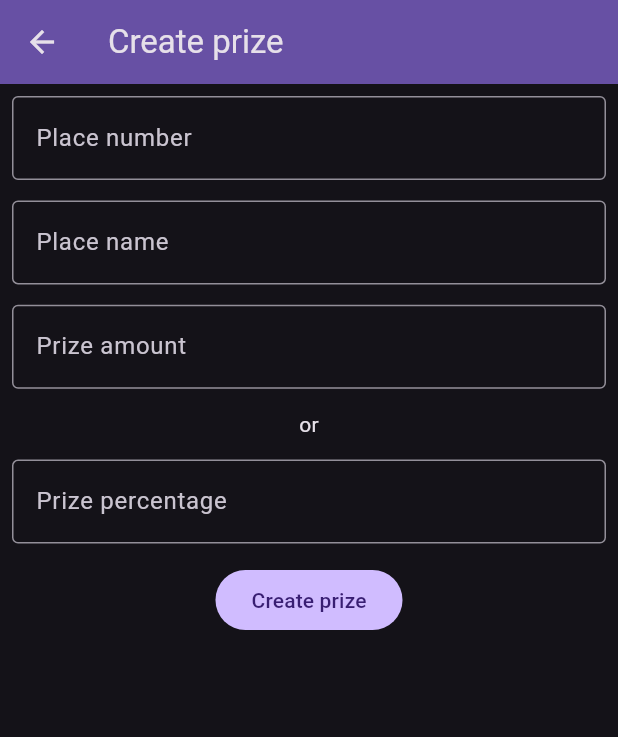
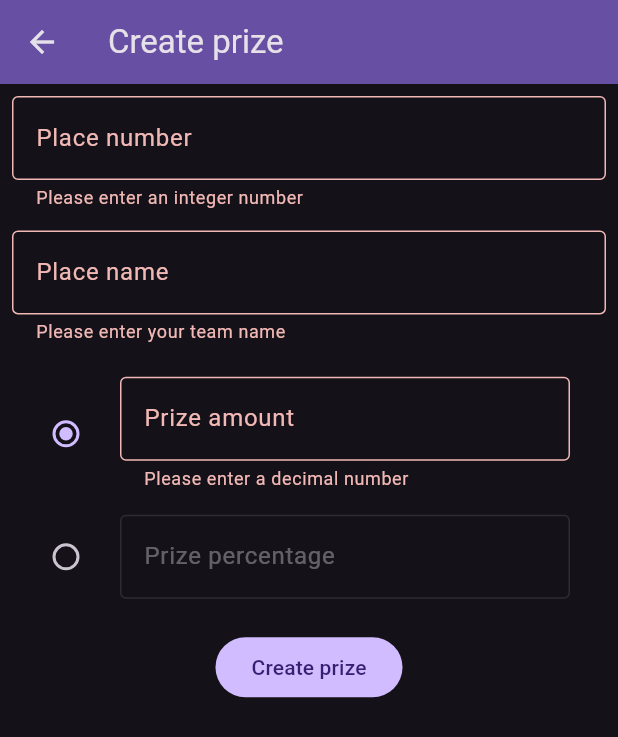
Before and after one commit to berkerozgur/tournament_tracker, a Flutter app: the CreatePrize screen opened directly, after a tap on "Create prize", on a phone screen of 412 x 824 dp. Shown: the top 737 px of the screen. Run offline on Flutter 3.47's test engine with Material 3 defaults, Android fonts, the phone set to English and light mode, and no system bars; our stand-ins replace decimal; missing offline and left inert: window_manager.

Commit message:
Refactor CreatePrize view to use StatefulWidget and implement prize type selection with validation for amount and percentage fields

```diff
--- a/lib/views/create_prize.dart
+++ b/lib/views/create_prize.dart
@@ -1,9 +1,38 @@
+import 'package:decimal/decimal.dart';
 import 'package:flutter/material.dart';
 
-class CreatePrize extends StatelessWidget {
-  CreatePrize({super.key});
+enum PrizeType { amount, percentage }
 
+// TODO: add validation for the rest of the textformfields
+class CreatePrize extends StatefulWidget {
+  const CreatePrize({super.key});
+
+  @override
+  State<CreatePrize> createState() => _CreatePrizeState();
+}
+
+class _CreatePrizeState extends State<CreatePrize> {
+  var _groupValue = PrizeType.amount;
   final _formKey = GlobalKey<FormState>();
+  late final TextEditingController _amountController;
+  late final TextEditingController _percentageController;
+
+  bool _isAmountEnabled() => _groupValue == PrizeType.amount;
+  bool _isPercentageEnabled() => _groupValue == PrizeType.percentage;
+
+  @override
+  void initState() {
+    super.initState();
+    _amountController = TextEditingController();
+    _percentageController = TextEditingController();
+  }
+
+  @override
+  void dispose() {
+    _amountController.dispose();
+    _percentageController.dispose();
+    super.dispose();
+  }
 
   @override
   Widget build(BuildContext context) {
@@ -16,6 +45,8 @@ class CreatePrize extends StatelessWidget {
         padding: const EdgeInsets.all(8.0),
         child: Form(
           key: _formKey,
+          child: SizedBox(
+            width: 136.6 * 5,
             child: Column(
               children: [
                 TextFormField(
@@ -46,7 +77,7 @@ class CreatePrize extends StatelessWidget {
                   validator: (value) {
                     if (value != null) {
                       if (value.isEmpty) {
-                      return 'This field is required';
+                        return 'Please enter your team name';
                       }
                     }
                     return null;
@@ -55,36 +86,94 @@ class CreatePrize extends StatelessWidget {
                 const SizedBox(
                   height: 13.6,
                 ),
-              const TextField(
-                decoration: InputDecoration(
+                // TODO: remove error message on change if possible
+                RadioListTile(
+                  value: PrizeType.amount,
+                  groupValue: _groupValue,
+                  onChanged: (value) {
+                    setState(() {
+                      _groupValue = value!;
+                      _amountController.clear();
+                      _percentageController.clear();
+                    });
+                  },
+                  title: TextFormField(
+                    controller: _amountController,
+                    decoration: const InputDecoration(
                       border: OutlineInputBorder(),
                       label: Text('Prize amount'),
                     ),
+                    enabled: _isAmountEnabled(),
+                    validator: (value) {
+                      if (value != null) {
+                        if (_isPercentageEnabled()) {
+                          return null;
+                        }
+                        final prizeAmount = Decimal.tryParse(value);
+                        if (prizeAmount == null) {
+                          return 'Please enter a decimal number';
+                        } else if (prizeAmount <= Decimal.zero) {
+                          return 'Please enter a positive number';
+                        }
+                      }
+                      return null;
+                    },
                   ),
-              const SizedBox(
-                height: 13.6,
                 ),
-              const Text('or'),
-              const SizedBox(
-                height: 13.6,
-              ),
-              const TextField(
-                decoration: InputDecoration(
+                RadioListTile(
+                  value: PrizeType.percentage,
+                  groupValue: _groupValue,
+                  onChanged: (value) {
+                    setState(() {
+                      _groupValue = value!;
+                      _amountController.clear();
+                      _percentageController.clear();
+                    });
+                  },
+                  title: TextFormField(
+                    controller: _percentageController,
+                    decoration: const InputDecoration(
                       border: OutlineInputBorder(),
                       label: Text('Prize percentage'),
+                    ),
+                    enabled: _isPercentageEnabled(),
+                    validator: (value) {
+                      if (value != null) {
+                        if (_isAmountEnabled()) {
+                          return null;
+                        }
+                        final prizePercentage = int.tryParse(value);
+                        if (prizePercentage == null) {
+                          return 'Please enter an integer number';
+                        } else if (prizePercentage < 0 ||
+                            prizePercentage > 100) {
+                          return 'Percentage has to be between 0 and 100';
+                        }
+                      }
+                      return null;
+                    },
                   ),
                 ),
                 const SizedBox(
                   height: 13.6,
                 ),
                 FilledButton(
-                onPressed: () {},
+                  onPressed: () {
+                    if (_formKey.currentState?.validate() ?? false) {
+                      ScaffoldMessenger.of(context).showSnackBar(
+                        const SnackBar(
+                          content: Text('This form is valid'),
+                        ),
+                      );
+                    }
+                  },
                   child: const Text('Create prize'),
                 ),
               ],
             ),
           ),
         ),
+      ),
     );
   }
 }
```
Lines whose indentation alone changed are shown as unchanged.
